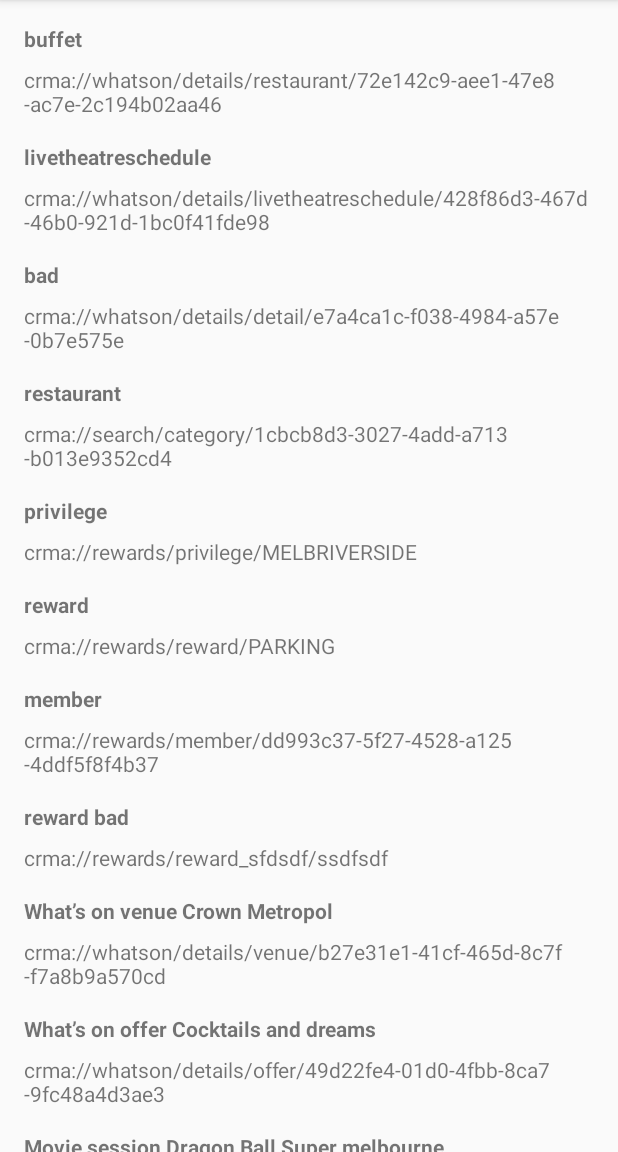
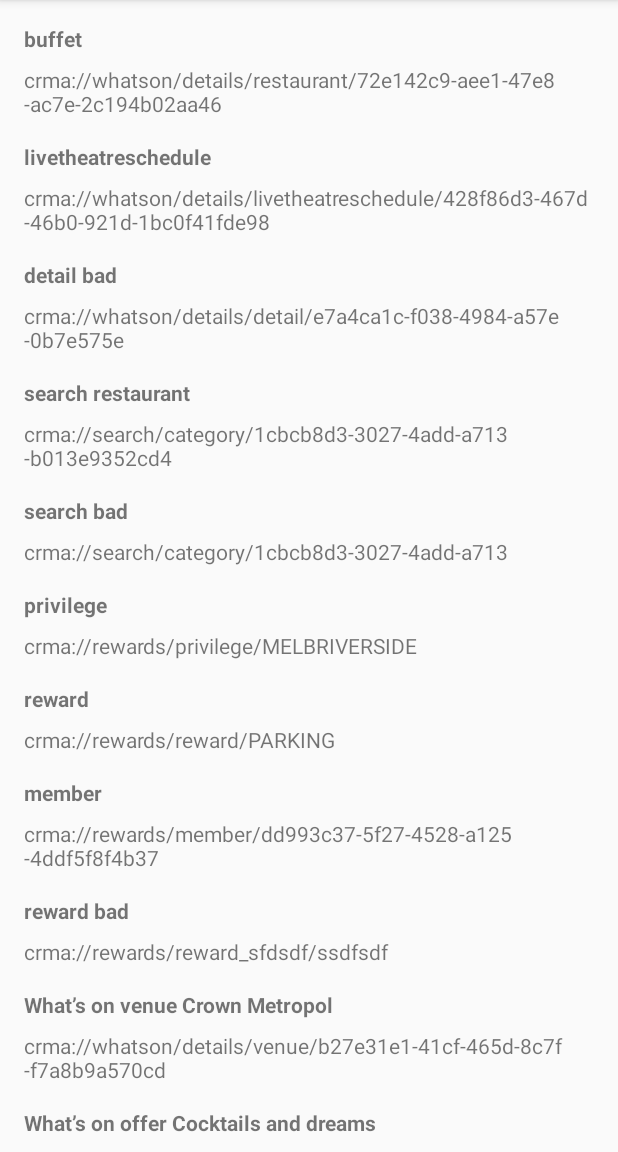
Before and after one commit to greybo/roomDB, an Android app: the screen it shows after launch (MainActivity), on a phone screen of 412 x 824 dp, the part 84-1236 px from its top. Run offline under Robolectric (Android 15) with nearby library versions, the phone set to English and light mode, and no system bars.

Commit message:
add item

```diff
--- a/app/src/main/java/com/example/sbotlevskyi/myapplication/MainActivity.kt
+++ b/app/src/main/java/com/example/sbotlevskyi/myapplication/MainActivity.kt
@@ -75,8 +75,9 @@ class MainActivity : AppCompatActivity() {
         return listOf(
                 LinkModel("crma://whatson/details/restaurant/72e142c9-aee1-47e8-ac7e-2c194b02aa46", "buffet"),
                 LinkModel("crma://whatson/details/livetheatreschedule/428f86d3-467d-46b0-921d-1bc0f41fde98", "livetheatreschedule"),
-                LinkModel("crma://whatson/details/detail/e7a4ca1c-f038-4984-a57e-0b7e575e", "bad"),
-                LinkModel("crma://search/category/1cbcb8d3-3027-4add-a713-b013e9352cd4", "restaurant"),
+                LinkModel("crma://whatson/details/detail/e7a4ca1c-f038-4984-a57e-0b7e575e", "detail bad"),
+                LinkModel("crma://search/category/1cbcb8d3-3027-4add-a713-b013e9352cd4", "search restaurant"),
+                LinkModel("crma://search/category/1cbcb8d3-3027-4add-a713", "search bad"),
                 LinkModel("crma://rewards/privilege/MELBRIVERSIDE", "privilege"),
                 LinkModel("crma://rewards/reward/PARKING", "reward"),
                 LinkModel("crma://rewards/member/dd993c37-5f27-4528-a125-4ddf5f8f4b37", "member"),
```
